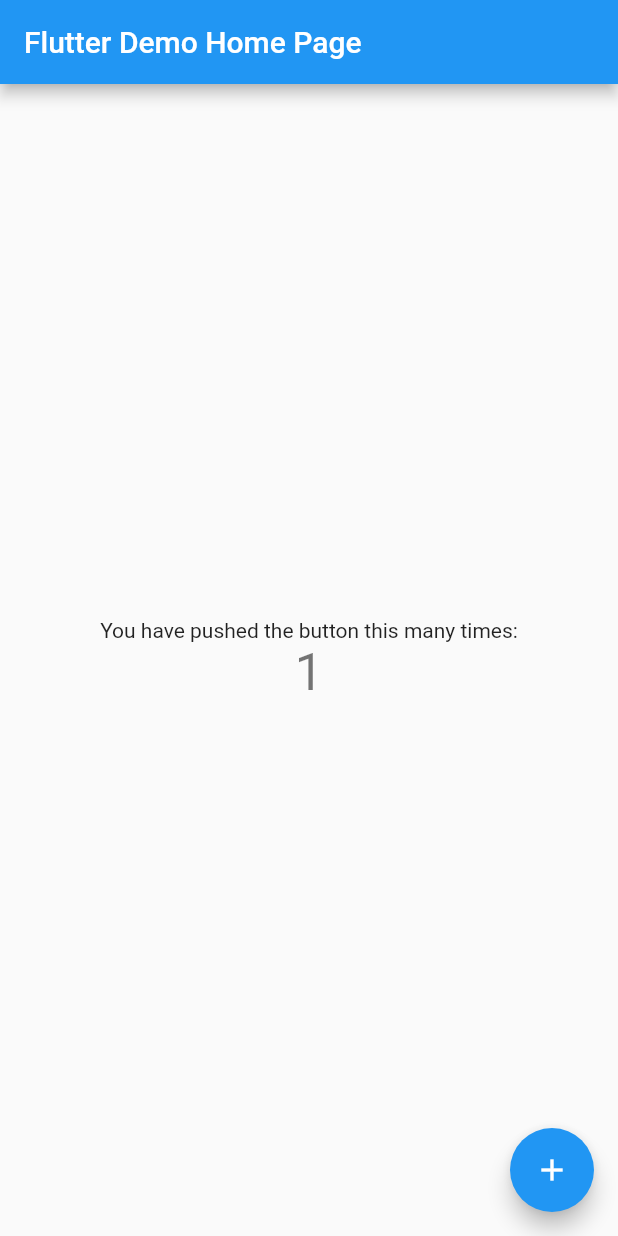
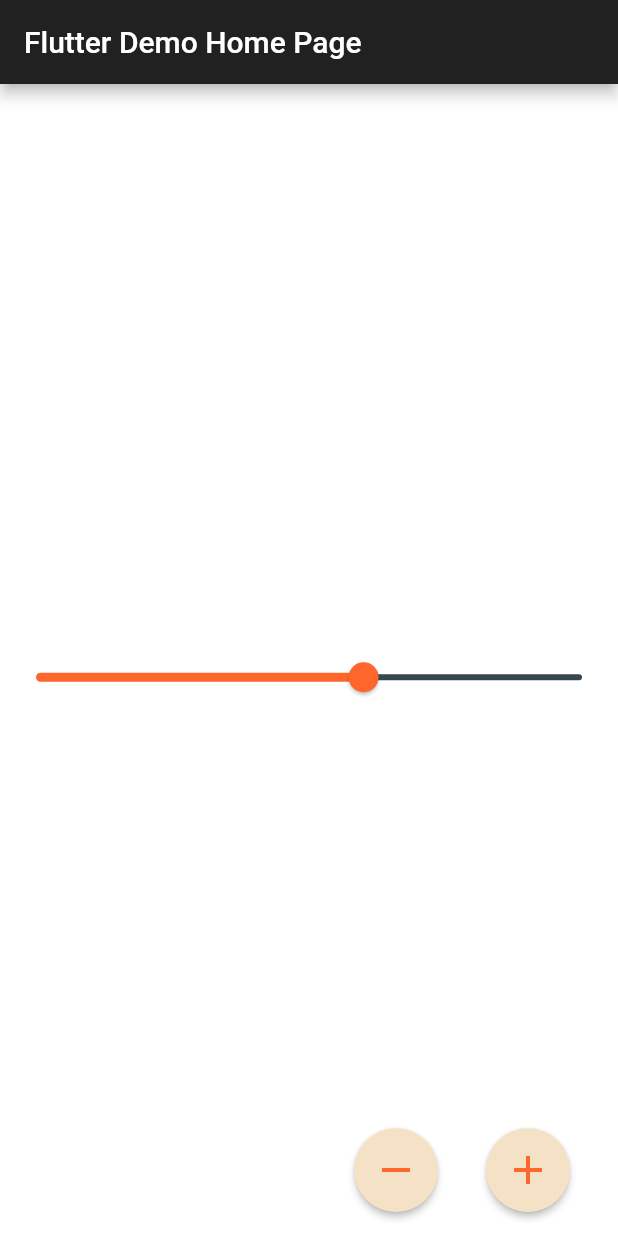
Before and after one commit to javiermrz/flutter_state_management, a Flutter app: the screen it shows after launch, after a tap on the "add" icon, on a phone screen of 412 x 824 dp. Run offline on Flutter 3.47's test engine with Material 2 defaults, Android fonts, the phone set to English and light mode, and no system bars.

Commit message:
Aplicacion base

```diff
--- a/lib/main.dart
+++ b/lib/main.dart
@@ -1,25 +1,20 @@
 import 'package:flutter/material.dart';
+import 'package:flutter_state_management/src/widgets/my_button.dart';
+import 'package:flutter_state_management/src/widgets/my_slider.dart';
 
 void main() => runApp(MyApp());
 
 class MyApp extends StatelessWidget {
-  // This widget is the root of your application.
   @override
   Widget build(BuildContext context) {
     return MaterialApp(
-      title: 'Flutter Demo',
+      title: 'Flutter State Management Demo',
       theme: ThemeData(
-        // This is the theme of your application.
-        //
-        // Try running your application with "flutter run". You'll see the
-        // application has a blue toolbar. Then, without quitting the app, try
-        // changing the primarySwatch below to Colors.green and then invoke
-        // "hot reload" (press "r" in the console where you ran "flutter run",
-        // or simply save your changes to "hot reload" in a Flutter IDE).
-        // Notice that the counter didn't reset back to zero; the application
-        // is not restarted.
-        primarySwatch: Colors.blue,
-      ),
+          brightness: Brightness.dark,
+          primarySwatch: Colors.orange,
+          canvasColor: Colors.transparent
+          //primarySwatch: Colors.blue,
+          ),
       home: MyHomePage(title: 'Flutter Demo Home Page'),
     );
   }
@@ -27,16 +22,6 @@ class MyApp extends StatelessWidget {
 
 class MyHomePage extends StatefulWidget {
   MyHomePage({Key key, this.title}) : super(key: key);
-
-  // This widget is the home page of your application. It is stateful, meaning
-  // that it has a State object (defined below) that contains fields that affect
-  // how it looks.
-
-  // This class is the configuration for the state. It holds the values (in this
-  // case the title) provided by the parent (in this case the App widget) and
-  // used by the build method of the State. Fields in a Widget subclass are
-  // always marked "final".
-
   final String title;
 
   @override
@@ -44,68 +29,46 @@ class MyHomePage extends StatefulWidget {
 }
 
 class _MyHomePageState extends State<MyHomePage> {
-  int _counter = 0;
-
-  void _incrementCounter() {
-    setState(() {
-      // This call to setState tells the Flutter framework that something has
-      // changed in this State, which causes it to rerun the build method below
-      // so that the display can reflect the updated values. If we changed
-      // _counter without calling setState(), then the build method would not be
-      // called again, and so nothing would appear to happen.
-      _counter++;
-    });
-  }
-
   @override
   Widget build(BuildContext context) {
-    // This method is rerun every time setState is called, for instance as done
-    // by the _incrementCounter method above.
-    //
-    // The Flutter framework has been optimized to make rerunning build methods
-    // fast, so that you can just rebuild anything that needs updating rather
-    // than having to individually change instances of widgets.
     return Scaffold(
       appBar: AppBar(
-        // Here we take the value from the MyHomePage object that was created by
-        // the App.build method, and use it to set our appbar title.
         title: Text(widget.title),
       ),
       body: Center(
-        // Center is a layout widget. It takes a single child and positions it
-        // in the middle of the parent.
         child: Column(
-          // Column is also layout widget. It takes a list of children and
-          // arranges them vertically. By default, it sizes itself to fit its
-          // children horizontally, and tries to be as tall as its parent.
-          //
-          // Invoke "debug painting" (press "p" in the console, choose the
-          // "Toggle Debug Paint" action from the Flutter Inspector in Android
-          // Studio, or the "Toggle Debug Paint" command in Visual Studio Code)
-          // to see the wireframe for each widget.
-          //
-          // Column has various properties to control how it sizes itself and
-          // how it positions its children. Here we use mainAxisAlignment to
-          // center the children vertically; the main axis here is the vertical
-          // axis because Columns are vertical (the cross axis would be
-          // horizontal).
           mainAxisAlignment: MainAxisAlignment.center,
           children: <Widget>[
             Text(
-              'You have pushed the button this many times:',
+              'Click some button to move me',
+              style: TextStyle(
+                fontSize: 20,
+              ),
             ),
-            Text(
-              '$_counter',
-              style: Theme.of(context).textTheme.display1,
-            ),
+            MySlider()
           ],
         ),
       ),
-      floatingActionButton: FloatingActionButton(
-        onPressed: _incrementCounter,
-        tooltip: 'Increment',
-        child: Icon(Icons.add),
-      ), // This trailing comma makes auto-formatting nicer for build methods.
+      floatingActionButton: Row(
+        mainAxisAlignment: MainAxisAlignment.end,
+        children: <Widget>[
+          MyButton(
+            icon: Icons.remove,
+            onPressed: _increaseSliderValue,
+          ),
+          MyButton(
+            icon: Icons.add,
+            onPressed: _increaseSliderValue,
+          ),
+        ],
+      ),
     );
   }
+
+  _increaseSliderValue() {
+    //Some logic here
+  }
+  _decreaseSliderValue() {
+    //Some logic here
+  }
 }
--- /dev/null
+++ b/lib/src/style.dart
@@ -0,0 +1,22 @@
+import 'package:flutter/painting.dart';
+
+const Color appPrimaryColor = Color(0xff20242A);
+const Color appPrimaryContrastColor = Color(0xff7f8388);
+const Color appSecondaryColor = Color(0xff2b303b);
+const Color appSecondaryContrastColor = Color(0xfff5e2c6);
+const Color appAccentColor = Color(0xffff662b);
+const Color appAccentColor2 = Color(0xffff662b);
+
+const TextStyle dashboardButtonActiveStyle = TextStyle(
+    fontFamily: 'RobotoCondensedBold',
+    fontWeight: FontWeight.w500,
+    fontSize: 25,
+    letterSpacing: 5,
+    color: appAccentColor);
+
+const TextStyle dashboardButtonInactiveStyle = TextStyle(
+    fontFamily: 'RobotoCondensedBold',
+    fontWeight: FontWeight.w500,
+    fontSize: 25,
+    letterSpacing: 5,
+    color: appSecondaryContrastColor);
--- /dev/null
+++ b/lib/src/widgets/my_button.dart
@@ -0,0 +1,38 @@
+import 'package:flutter/material.dart';
+import 'package:flutter/widgets.dart';
+import 'package:flutter_state_management/src/style.dart';
+
+class MyButton extends StatefulWidget {
+  final Function onPressed;
+  final IconData icon;
+  final String tooltip;
+
+  const MyButton({this.icon, this.onPressed, this.tooltip});
+
+  @override
+  _MyButtonState createState() => _MyButtonState();
+}
+
+class _MyButtonState extends State<MyButton> {
+  @override
+  Widget build(BuildContext context) {
+    return ButtonTheme(
+      height: 56,
+      child: RaisedButton(
+        shape: CircleBorder(),
+        onPressed: _onPressed,
+        splashColor: appAccentColor,
+        color: appSecondaryContrastColor,
+        child: Icon(
+          widget.icon,
+          size: 32,
+          color: appAccentColor,
+        ),
+      ),
+    );
+  }
+
+  void _onPressed() {
+    widget.onPressed();
+  }
+}
--- /dev/null
+++ b/lib/src/widgets/my_slider.dart
@@ -0,0 +1,30 @@
+import 'package:flutter/material.dart';
+import 'package:flutter_state_management/src/style.dart';
+
+class MySlider extends StatefulWidget {
+  MySlider();
+
+  @override
+  _MySliderState createState() => _MySliderState();
+}
+
+class _MySliderState extends State<MySlider> {
+  double _value = 0.6;
+
+  @override
+  Widget build(BuildContext context) {
+    Color primaryColor = appAccentColor;
+    return Slider(
+      activeColor: primaryColor,
+      inactiveColor: Colors.blueGrey[800],
+      value: _value,
+      onChanged: (value) => _handleOnChange(value),
+    );
+  }
+
+  _handleOnChange(value) {
+    setState(() {
+      _value = value;
+    });
+  }
+}
```
Also changed, not shown: pubspec.yaml (+3 -7 lines), pubspec.lock.
